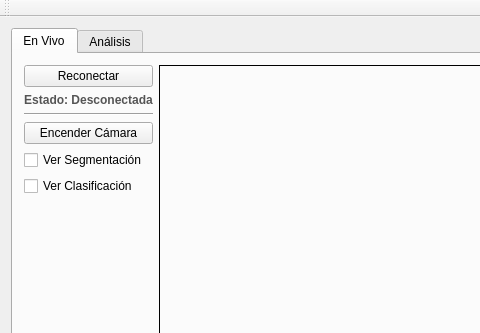
jlacostaarpide/Proyecto_Vision_Artificial, file ProyectoPSM/ProyectoPSM/ProyectoPSM.ui: the form before one commit; both pictures show x 0 to 480 and y 0 to 333 of the 1280 by 768 pixel window.
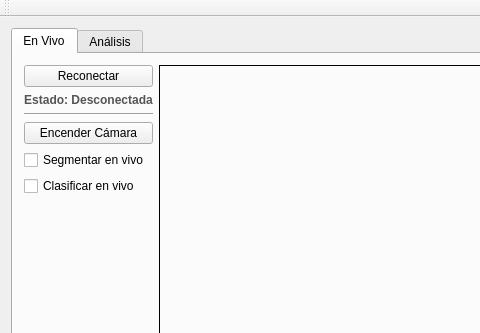
The form after the commit.

Commit message: Mejoras leves

Patch:
```diff
--- a/ProyectoPSM/ProyectoPSM/ProyectoPSM.ui
+++ b/ProyectoPSM/ProyectoPSM/ProyectoPSM.ui
@@ -67,7 +67,7 @@
           <item>
            <widget class="QCheckBox" name="chkLiveSeg">
             <property name="text">
-             <string>Ver Segmentación</string>
+             <string>Segmentar en vivo</string>
             </property>
            </widget>
           </item>
@@ -77,7 +77,7 @@
              <bool>true</bool>
             </property>
             <property name="text">
-             <string>Ver Clasificación</string>
+             <string>Clasificar en vivo</string>
             </property>
            </widget>
           </item>
```
The commit also changes 1 other file.
